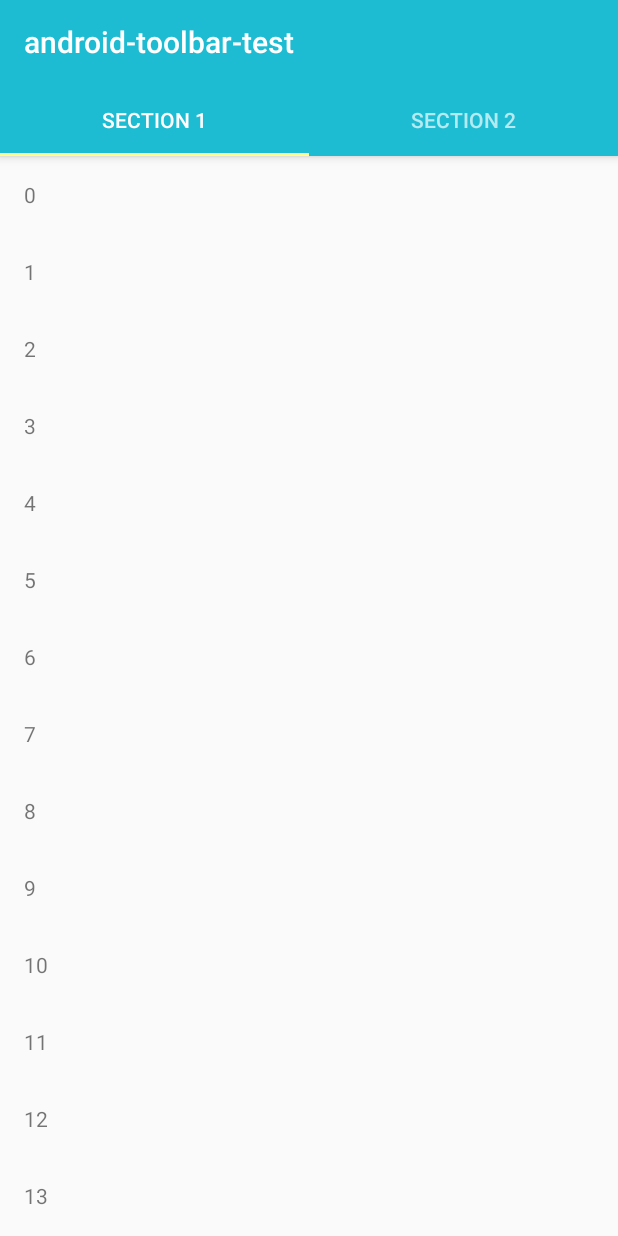
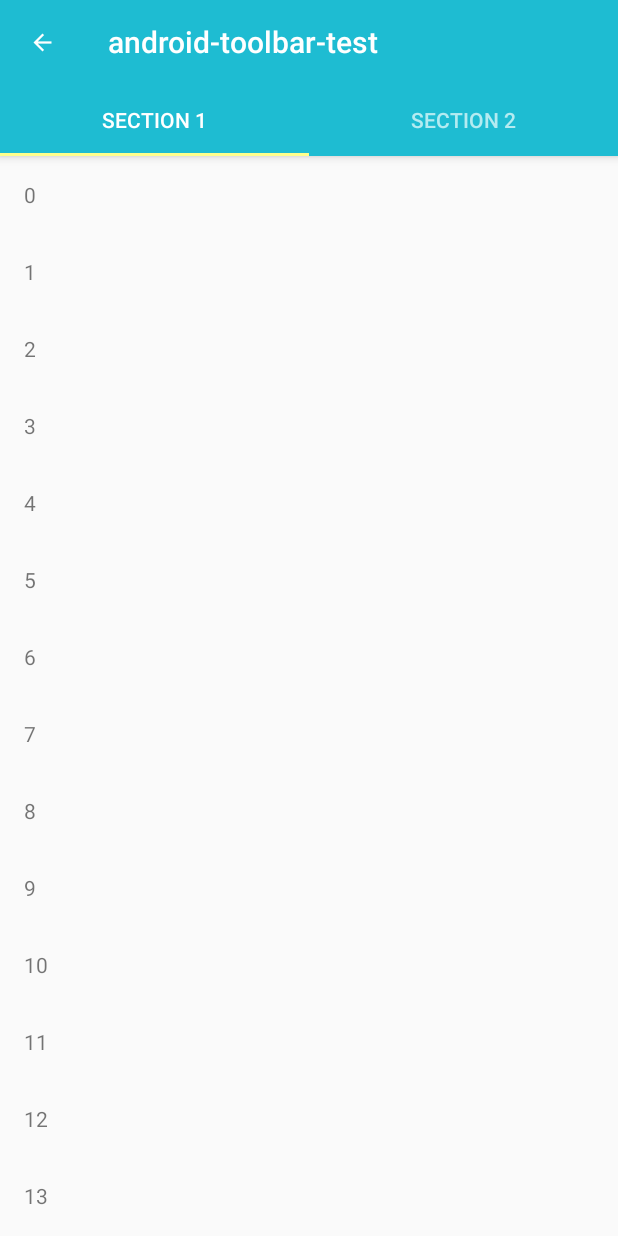
Before and after one commit to rild/android-toolbar-test, an Android app: the screen it shows after launch (MainActivity), on a phone screen of 412 x 824 dp. Run offline under Robolectric (Android 15) with nearby library versions, the phone set to English and light mode, and no system bars.

```diff
--- a/app/src/main/java/rimp/rild/com/android/android_toolbar_test/MainActivity.java
+++ b/app/src/main/java/rimp/rild/com/android/android_toolbar_test/MainActivity.java
@@ -3,7 +3,6 @@ package rimp.rild.com.android.android_toolbar_test;
 import android.support.design.widget.TabLayout;
 import android.support.v7.app.AppCompatActivity;
 import android.os.Bundle;
-import android.support.v7.widget.DefaultItemAnimator;
 import android.support.v7.widget.LinearLayoutManager;
 import android.support.v7.widget.RecyclerView;
 import android.support.v7.widget.Toolbar;
@@ -19,6 +18,7 @@ public class MainActivity extends AppCompatActivity {
         setContentView(R.layout.activity_main);
 
         Toolbar toolbar = (Toolbar) findViewById(R.id.toolbar);
+        toolbar.setNavigationIcon(R.drawable.ic_arrow_back);
         setSupportActionBar(toolbar);
 
         TabLayout tabLayout = (TabLayout) findViewById(R.id.tab_layout);
```
Also changed, not shown: app/src/main/res/drawable-hdpi/ic_arrow_back.png (added), app/src/main/res/drawable-hdpi/ic_menu.png (added), app/src/main/res/drawable-mdpi/ic_arrow_back.png (added), app/src/main/res/drawable-mdpi/ic_menu.png (added), app/src/main/res/drawable-xhdpi/ic_arrow_back.png (added), app/src/main/res/drawable-xhdpi/ic_menu.png (added), app/src/main/res/drawable-xxhdpi/ic_arrow_back.png (added), app/src/main/res/drawable-xxhdpi/ic_menu.png (added), app/src/main/res/drawable-xxxhdpi/ic_arrow_back.png (added), app/src/main/res/drawable-xxxhdpi/ic_menu.png (added), 1 other file.
